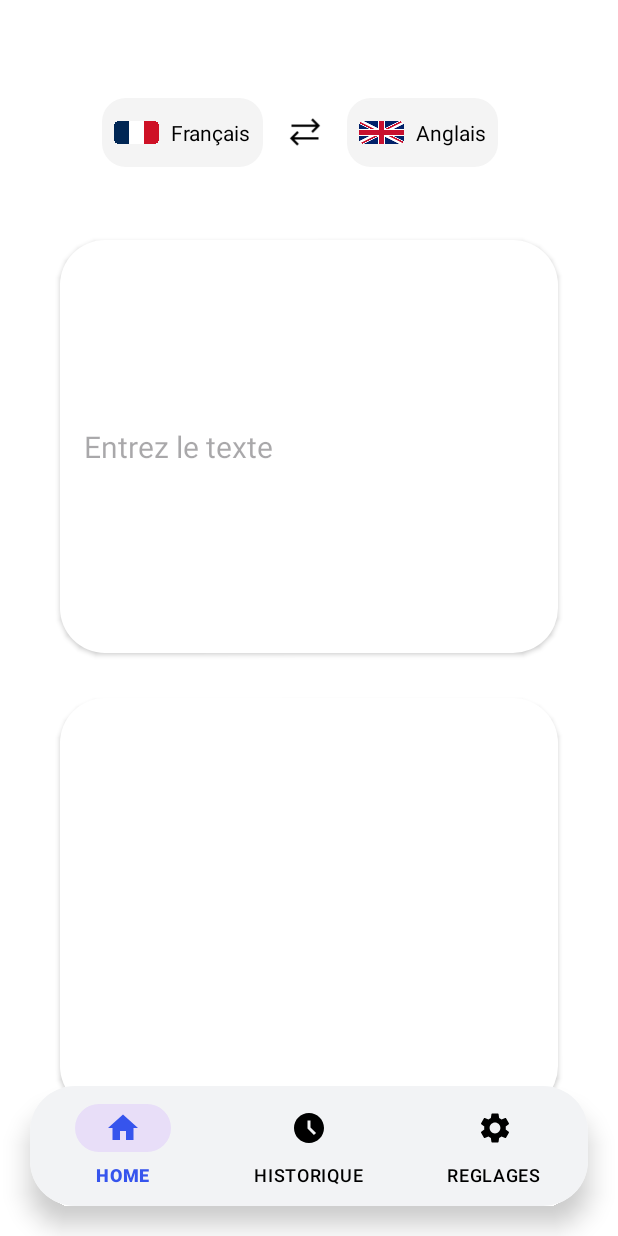
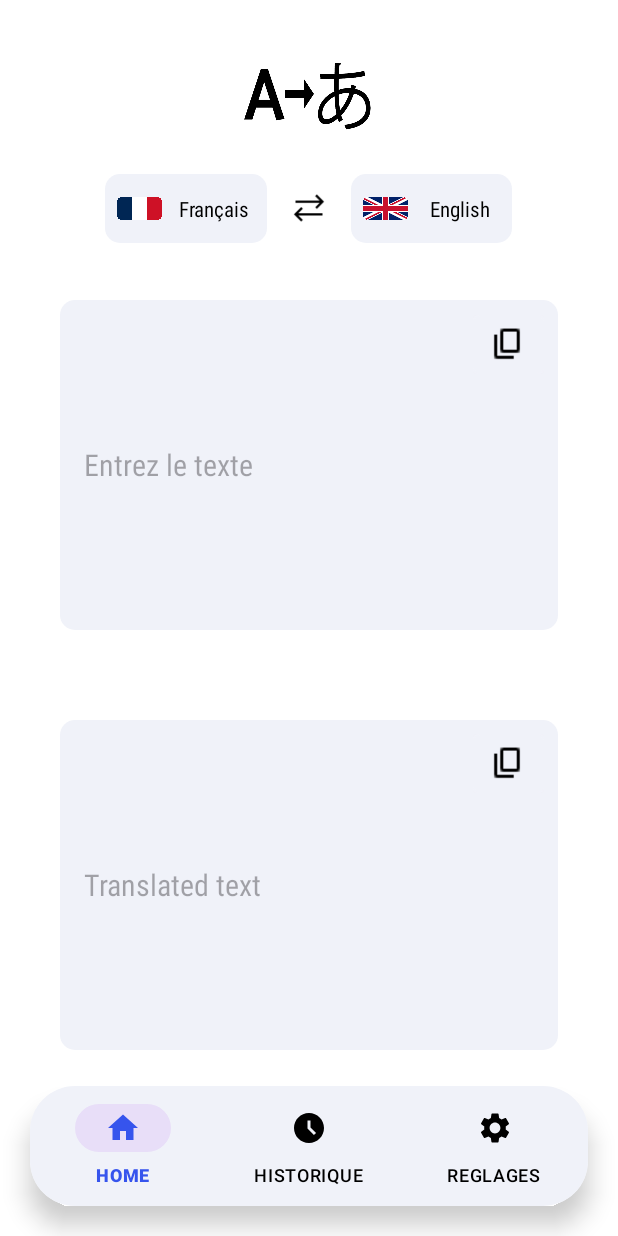
Before and after one commit to Math23125/TranslationApplication, an Android app: the screen it shows after launch (MainActivity), on a phone screen of 412 x 824 dp. Run offline under Robolectric (Android 15) with nearby library versions, the phone set to English and light mode, and no system bars.

Commit message:
Home page
Replace "text transalation" with Theo's logo
Add a copy button
Change the font, remove the bold
Add a "translated text" placeholder

```diff
--- a/app/src/main/java/com/example/navbarre/fragment/FragmentHome.java
+++ b/app/src/main/java/com/example/navbarre/fragment/FragmentHome.java
@@ -1,5 +1,8 @@
 package com.example.navbarre.fragment;
 
+import android.content.ClipData;
+import android.content.ClipboardManager;
+import android.content.Context;
 import android.graphics.drawable.Drawable;
 import android.os.Bundle;
 import android.os.Handler;
@@ -9,6 +12,7 @@ import android.view.LayoutInflater;
 import android.view.View;
 import android.view.ViewGroup;
 import android.widget.EditText;
+import android.widget.ImageButton;
 import android.widget.ImageView;
 import android.widget.LinearLayout;
 import android.widget.TextView;
@@ -88,6 +92,13 @@ public class FragmentHome extends Fragment {
         britishFlag = englishContainer.findViewById(R.id.britishflag);
         arrow = view.findViewById(R.id.arrowIcon);
 
+        ImageButton copyButtonInputText = view.findViewById(R.id.copyButtonInputText);
+        ImageButton copyButtonTranslatedText = view.findViewById(R.id.copyButtonTranslatedText);
+
+        copyButtonInputText.setOnClickListener(v -> copyTextToClipboard(inputText.getText().toString()));
+        copyButtonTranslatedText.setOnClickListener(v -> copyTextToClipboard(translatedText.getText().toString()));
+
+
         // Setup language switching logic
         arrow.setOnClickListener(v -> switchLanguages());
 
@@ -106,6 +117,13 @@ public class FragmentHome extends Fragment {
                 debounceTranslate(s.toString(), translatedText);
             }
         });
+    }
+
+    private void copyTextToClipboard(String text) {
+        ClipboardManager clipboard = (ClipboardManager) requireContext().getSystemService(Context.CLIPBOARD_SERVICE);
+        ClipData clip = ClipData.newPlainText("Copied Text", text);
+        clipboard.setPrimaryClip(clip);
+        Toast.makeText(requireContext(), "Text copied to clipboard", Toast.LENGTH_SHORT).show();
     }
 
     private void switchLanguages() {
@@ -130,7 +148,7 @@ public class FragmentHome extends Fragment {
 
         RequestBody body = RequestBody.create(JSON, jsonObject.toString());
         Request request = new Request.Builder()
-                .url("http://192.168.1.18:5000/translate")
+                .url("http://10.4.252.231:5000/translate")
                 .post(body)
                 .build();
 
--- a/app/src/main/res/drawable/rounded_corner.xml
+++ b/app/src/main/res/drawable/rounded_corner.xml
@@ -1,5 +1,5 @@
 <?xml version="1.0" encoding="utf-8"?>
 <shape xmlns:android="http://schemas.android.com/apk/res/android">
-    <solid android:color="@color/white"/>
-    <corners android:radius="30dp"/>
+    <solid android:color="@color/whitegrey"/>
+    <corners android:radius="10dp"/>
 </shape>
--- a/app/src/main/res/drawable/rounded_edittext_background.xml
+++ /dev/null
@@ -1,5 +0,0 @@
-<?xml version="1.0" encoding="utf-8"?>
-<shape xmlns:android="http://schemas.android.com/apk/res/android">
-    <solid android:color="#FFFFFF"/> <!-- blanc -->
-    <corners android:radius="16dp"/> <!-- bords arrondis -->
-</shape>
--- /dev/null
+++ b/app/src/main/res/drawable/rounded_line.xml
@@ -0,0 +1,5 @@
+<?xml version="1.0" encoding="utf-8"?>
+<shape xmlns:android="http://schemas.android.com/apk/res/android">
+    <solid android:color="#80C3C3C3" /> <!-- Opacité de 50%, darkblue correspond à #FF0000FF -->
+    <corners android:radius="6dp" />
+</shape>
--- a/app/src/main/res/drawable/rounded_white_background.xml
+++ b/app/src/main/res/drawable/rounded_white_background.xml
@@ -1,5 +1,5 @@
 <!-- res/drawable/rounded_white_background.xml -->
 <shape xmlns:android="http://schemas.android.com/apk/res/android">
-    <solid android:color="#F4F4F4" />
-    <corners android:radius="16dp"/>
+    <solid android:color="@color/white" />
+    <corners android:radius="10dp"/>
 </shape>
--- a/app/src/main/res/layout/fragment_home.xml
+++ b/app/src/main/res/layout/fragment_home.xml
@@ -7,14 +7,29 @@
     tools:context=".fragment.FragmentHome">
 
     <!-- Conteneur central pour les sélections de langue -->
+
+    <ImageView
+        android:layout_width="93dp"
+        android:layout_height="85dp"
+        android:layout_marginStart="160dp"
+        android:layout_marginEnd="160dp"
+        android:layout_gravity="center_horizontal"
+        android:layout_marginTop="20dp"
+        android:src="@drawable/simplified_icon"
+
+        />
+
     <LinearLayout
         android:id="@+id/languageSelectionContainer"
         android:layout_width="wrap_content"
         android:layout_height="wrap_content"
         android:layout_alignParentTop="true"
-        android:layout_marginTop="65dp"
-        android:layout_marginStart="68dp"
-        android:background="@drawable/rounded_corner"
+        android:layout_marginTop="116dp"
+        android:layout_alignParentStart="true"
+        android:layout_alignParentEnd="true"
+        android:layout_marginStart="56dp"
+        android:layout_marginEnd="56dp"
+        android:background="@drawable/rounded_white_background"
         android:orientation="horizontal"
         android:gravity="center">
 
@@ -25,7 +40,7 @@
             android:layout_height="wrap_content"
             android:orientation="horizontal"
             android:gravity="center"
-            android:background="@drawable/rounded_white_background"
+            android:background="@drawable/rounded_corner"
             android:padding="8dp">
 
             <ImageView
@@ -40,9 +55,10 @@
                 android:layout_width="wrap_content"
                 android:layout_height="wrap_content"
                 android:layout_marginStart="8dp"
-                android:text="Français"
+                android:text=" Français "
                 android:textColor="@color/black"
-                android:textSize="14sp" />
+                android:textSize="14sp"
+                android:fontFamily="sans-serif-condensed" />
         </LinearLayout>
 
         <!-- Flèche pour changer de langue -->
@@ -62,7 +78,7 @@
             android:layout_height="wrap_content"
             android:orientation="horizontal"
             android:gravity="center"
-            android:background="@drawable/rounded_white_background"
+            android:background="@drawable/rounded_corner"
             android:padding="8dp">
 
             <ImageView
@@ -77,39 +93,81 @@
                 android:layout_width="wrap_content"
                 android:layout_height="wrap_content"
                 android:layout_marginStart="8dp"
-                android:text="Anglais"
+                android:text="  English  "
                 android:textColor="@color/black"
-                android:textSize="14sp" />
+                android:textSize="14sp"
+                android:fontFamily="sans-serif-condensed" />
         </LinearLayout>
     </LinearLayout>
+
+    <RelativeLayout
+        android:layout_width="match_parent"
+        android:layout_height="wrap_content"
+        android:layout_marginTop="200dp"
+        android:layout_marginStart="40dp"
+        android:layout_marginEnd="40dp">
 
         <EditText
             android:id="@+id/inputText"
             android:layout_width="match_parent"
-        android:layout_height="275dp"
-        android:layout_marginTop="160dp"
-        android:layout_marginStart="40dp"
-        android:layout_marginEnd="40dp"
+            android:layout_height="220dp"
             android:background="@drawable/rounded_corner"
-        android:elevation="2dp"
             android:hint="Entrez le texte"
             android:padding="16dp"
             android:textColor="@color/black"
-        android:textSize="20sp" />
+            android:textSize="20sp"
+            android:fontFamily="sans-serif-condensed"
+            android:gravity="center_vertical|start"/>
 
-    <!-- Zone d'affichage du texte traduit -->
+        <ImageButton
+            android:id="@+id/copyButtonInputText"
+            android:layout_width="wrap_content"
+            android:layout_height="wrap_content"
+            android:layout_alignParentTop="true"
+            android:layout_alignParentEnd="true"
+            android:layout_marginTop="2dp"
+            android:layout_marginEnd="1dp"
+            android:background="?android:attr/selectableItemBackground"
+            android:contentDescription="@string/copy_button"
+            android:padding="8dp"
+            android:src="@drawable/copy_icon" />
+    </RelativeLayout>
+
+    <RelativeLayout
+        android:layout_width="match_parent"
+        android:layout_height="wrap_content"
+        android:layout_below="@id/inputText"
+        android:layout_marginTop="480dp"
+        android:layout_marginStart="40dp"
+        android:layout_marginEnd="40dp"
+        tools:ignore="NotSibling">
+
         <TextView
             android:id="@+id/translatedText"
             android:layout_width="match_parent"
-        android:layout_height="275dp"
-        android:layout_below="@id/inputText"
-        android:layout_marginTop="30dp"
-        android:layout_marginStart="40dp"
-        android:layout_marginEnd="40dp"
+            android:layout_height="220dp"
             android:background="@drawable/rounded_corner"
-        android:elevation="2dp"
+            android:hint="Translated text"
             android:padding="16dp"
             android:textColor="@color/black"
-        android:textSize="20sp" />
+            android:textSize="20sp"
+            android:fontFamily="sans-serif-condensed"
+            android:gravity="center_vertical|start" />
+
+        <ImageButton
+            android:id="@+id/copyButtonTranslatedText"
+            android:layout_width="wrap_content"
+            android:layout_height="wrap_content"
+            android:layout_alignParentTop="true"
+            android:layout_alignParentEnd="true"
+            android:layout_marginTop="1dp"
+            android:layout_marginEnd="1dp"
+            android:background="?android:attr/selectableItemBackground"
+            android:contentDescription="@string/copy_button"
+            android:padding="8dp"
+            android:src="@drawable/copy_icon" />
+    </RelativeLayout>
+
+
 
 </RelativeLayout>
--- a/app/src/main/res/values/colors.xml
+++ b/app/src/main/res/values/colors.xml
@@ -4,6 +4,7 @@
     <color name="white">#FFFFFFFF</color>
     <color name="blue">#3654ED</color>
     <color name="red">#F40303</color>
-    <color name="whitegrey">#F2F3F5</color>
+    <color name="whitegrey">#F0F2F9</color>
+    <color name="darkblue">#022B3A</color>
 
 </resources>
--- a/app/src/main/res/values/strings.xml
+++ b/app/src/main/res/values/strings.xml
@@ -4,4 +4,6 @@
     <string name="french_flag">Drapeau français</string>
     <string name="change_language">Changer de langue</string>
     <string name="british_flag">Drapeau britannique</string>
+    <string name="copy_button">Copy button</string>
+
 </resources>
```
Also changed, not shown: app/src/main/res/drawable/copy_icon.png (added), app/src/main/res/drawable/simplified_icon.png (added). Lines whose indentation alone changed are shown as unchanged.
